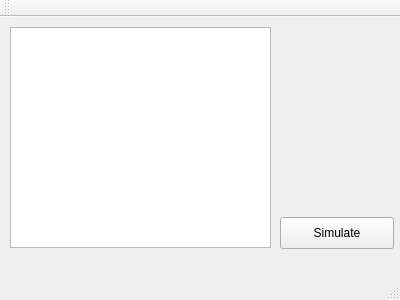
mvshmakov/fw-beam-analysis, file qt-src/mainwindow.ui: the form before one commit.
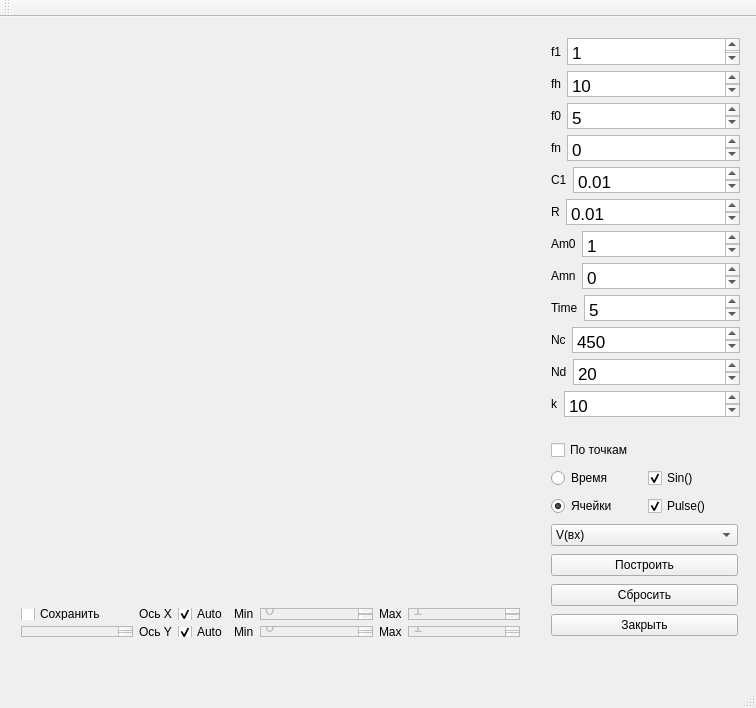
The form after the commit.

The edit to the form file:
```diff
--- a/qt-src/mainwindow.ui
+++ b/qt-src/mainwindow.ui
@@ -6,34 +6,592 @@
    <rect>
     <x>0</x>
     <y>0</y>
-    <width>400</width>
-    <height>300</height>
+    <width>756</width>
+    <height>708</height>
    </rect>
   </property>
   <property name="windowTitle">
    <string>MainWindow</string>
   </property>
   <widget class="QWidget" name="centralWidget">
-   <widget class="QPushButton" name="pushButton">
+   <widget class="QWidget" name="horizontalLayoutWidget">
     <property name="geometry">
      <rect>
-      <x>280</x>
-      <y>200</y>
-      <width>114</width>
-      <height>32</height>
-     </rect>
-    </property>
-    <property name="text">
-     <string>Simulate</string>
-    </property>
-   </widget>
-   <widget class="QGraphicsView" name="graphicsView">
-    <property name="geometry">
-     <rect>
-      <x>10</x>
+      <x>540</x>
       <y>10</y>
-      <width>261</width>
-      <height>221</height>
+      <width>211</width>
+      <height>401</height>
+     </rect>
+    </property>
+    <layout class="QHBoxLayout" name="horizontalLayout_15">
+     <item>
+      <layout class="QVBoxLayout" name="verticalLayout">
+       <item>
+        <layout class="QHBoxLayout" name="horizontalLayout">
+         <item>
+          <widget class="QLabel" name="label">
+           <property name="text">
+            <string>f1</string>
+           </property>
+          </widget>
+         </item>
+         <item>
+          <widget class="QTextEdit" name="textEdit">
+           <property name="html">
+            <string>&lt;!DOCTYPE HTML PUBLIC &quot;-//W3C//DTD HTML 4.0//EN&quot; &quot;http://www.w3.org/TR/REC-html40/strict.dtd&quot;&gt;
+&lt;html&gt;&lt;head&gt;&lt;meta name=&quot;qrichtext&quot; content=&quot;1&quot; /&gt;&lt;style type=&quot;text/css&quot;&gt;
+p, li { white-space: pre-wrap; }
+&lt;/style&gt;&lt;/head&gt;&lt;body style=&quot; font-family:'.SF NS Text'; font-size:13pt; font-weight:400; font-style:normal;&quot;&gt;
+&lt;p style=&quot; margin-top:0px; margin-bottom:0px; margin-left:0px; margin-right:0px; -qt-block-indent:0; text-indent:0px;&quot;&gt;1&lt;/p&gt;&lt;/body&gt;&lt;/html&gt;</string>
+           </property>
+          </widget>
+         </item>
+        </layout>
+       </item>
+       <item>
+        <layout class="QHBoxLayout" name="horizontalLayout_8">
+         <item>
+          <widget class="QLabel" name="label_8">
+           <property name="text">
+            <string>fh</string>
+           </property>
+          </widget>
+         </item>
+         <item>
+          <widget class="QTextEdit" name="textEdit_8">
+           <property name="html">
+            <string>&lt;!DOCTYPE HTML PUBLIC &quot;-//W3C//DTD HTML 4.0//EN&quot; &quot;http://www.w3.org/TR/REC-html40/strict.dtd&quot;&gt;
+&lt;html&gt;&lt;head&gt;&lt;meta name=&quot;qrichtext&quot; content=&quot;1&quot; /&gt;&lt;style type=&quot;text/css&quot;&gt;
+p, li { white-space: pre-wrap; }
+&lt;/style&gt;&lt;/head&gt;&lt;body style=&quot; font-family:'.SF NS Text'; font-size:13pt; font-weight:400; font-style:normal;&quot;&gt;
+&lt;p style=&quot; margin-top:0px; margin-bottom:0px; margin-left:0px; margin-right:0px; -qt-block-indent:0; text-indent:0px;&quot;&gt;10&lt;/p&gt;&lt;/body&gt;&lt;/html&gt;</string>
+           </property>
+          </widget>
+         </item>
+        </layout>
+       </item>
+       <item>
+        <layout class="QHBoxLayout" name="horizontalLayout_12">
+         <item>
+          <widget class="QLabel" name="label_12">
+           <property name="text">
+            <string>f0</string>
+           </property>
+          </widget>
+         </item>
+         <item>
+          <widget class="QTextEdit" name="textEdit_12">
+           <property name="html">
+            <string>&lt;!DOCTYPE HTML PUBLIC &quot;-//W3C//DTD HTML 4.0//EN&quot; &quot;http://www.w3.org/TR/REC-html40/strict.dtd&quot;&gt;
+&lt;html&gt;&lt;head&gt;&lt;meta name=&quot;qrichtext&quot; content=&quot;1&quot; /&gt;&lt;style type=&quot;text/css&quot;&gt;
+p, li { white-space: pre-wrap; }
+&lt;/style&gt;&lt;/head&gt;&lt;body style=&quot; font-family:'.SF NS Text'; font-size:13pt; font-weight:400; font-style:normal;&quot;&gt;
+&lt;p style=&quot; margin-top:0px; margin-bottom:0px; margin-left:0px; margin-right:0px; -qt-block-indent:0; text-indent:0px;&quot;&gt;5&lt;/p&gt;&lt;/body&gt;&lt;/html&gt;</string>
+           </property>
+          </widget>
+         </item>
+        </layout>
+       </item>
+       <item>
+        <layout class="QHBoxLayout" name="horizontalLayout_10">
+         <item>
+          <widget class="QLabel" name="label_10">
+           <property name="text">
+            <string>fn</string>
+           </property>
+          </widget>
+         </item>
+         <item>
+          <widget class="QTextEdit" name="textEdit_10">
+           <property name="html">
+            <string>&lt;!DOCTYPE HTML PUBLIC &quot;-//W3C//DTD HTML 4.0//EN&quot; &quot;http://www.w3.org/TR/REC-html40/strict.dtd&quot;&gt;
+&lt;html&gt;&lt;head&gt;&lt;meta name=&quot;qrichtext&quot; content=&quot;1&quot; /&gt;&lt;style type=&quot;text/css&quot;&gt;
+p, li { white-space: pre-wrap; }
+&lt;/style&gt;&lt;/head&gt;&lt;body style=&quot; font-family:'.SF NS Text'; font-size:13pt; font-weight:400; font-style:normal;&quot;&gt;
+&lt;p style=&quot; margin-top:0px; margin-bottom:0px; margin-left:0px; margin-right:0px; -qt-block-indent:0; text-indent:0px;&quot;&gt;0&lt;/p&gt;&lt;/body&gt;&lt;/html&gt;</string>
+           </property>
+          </widget>
+         </item>
+        </layout>
+       </item>
+       <item>
+        <layout class="QHBoxLayout" name="horizontalLayout_9">
+         <item>
+          <widget class="QLabel" name="label_9">
+           <property name="text">
+            <string>C1</string>
+           </property>
+          </widget>
+         </item>
+         <item>
+          <widget class="QTextEdit" name="textEdit_9">
+           <property name="html">
+            <string>&lt;!DOCTYPE HTML PUBLIC &quot;-//W3C//DTD HTML 4.0//EN&quot; &quot;http://www.w3.org/TR/REC-html40/strict.dtd&quot;&gt;
+&lt;html&gt;&lt;head&gt;&lt;meta name=&quot;qrichtext&quot; content=&quot;1&quot; /&gt;&lt;style type=&quot;text/css&quot;&gt;
+p, li { white-space: pre-wrap; }
+&lt;/style&gt;&lt;/head&gt;&lt;body style=&quot; font-family:'.SF NS Text'; font-size:13pt; font-weight:400; font-style:normal;&quot;&gt;
+&lt;p style=&quot; margin-top:0px; margin-bottom:0px; margin-left:0px; margin-right:0px; -qt-block-indent:0; text-indent:0px;&quot;&gt;0.01&lt;/p&gt;&lt;/body&gt;&lt;/html&gt;</string>
+           </property>
+          </widget>
+         </item>
+        </layout>
+       </item>
+       <item>
+        <layout class="QHBoxLayout" name="horizontalLayout_3">
+         <item>
+          <widget class="QLabel" name="label_4">
+           <property name="text">
+            <string>R</string>
+           </property>
+          </widget>
+         </item>
+         <item>
+          <widget class="QTextEdit" name="textEdit_4">
+           <property name="html">
+            <string>&lt;!DOCTYPE HTML PUBLIC &quot;-//W3C//DTD HTML 4.0//EN&quot; &quot;http://www.w3.org/TR/REC-html40/strict.dtd&quot;&gt;
+&lt;html&gt;&lt;head&gt;&lt;meta name=&quot;qrichtext&quot; content=&quot;1&quot; /&gt;&lt;style type=&quot;text/css&quot;&gt;
+p, li { white-space: pre-wrap; }
+&lt;/style&gt;&lt;/head&gt;&lt;body style=&quot; font-family:'.SF NS Text'; font-size:13pt; font-weight:400; font-style:normal;&quot;&gt;
+&lt;p style=&quot; margin-top:0px; margin-bottom:0px; margin-left:0px; margin-right:0px; -qt-block-indent:0; text-indent:0px;&quot;&gt;0.01&lt;/p&gt;&lt;/body&gt;&lt;/html&gt;</string>
+           </property>
+          </widget>
+         </item>
+        </layout>
+       </item>
+       <item>
+        <layout class="QHBoxLayout" name="horizontalLayout_5">
+         <item>
+          <widget class="QLabel" name="label_5">
+           <property name="text">
+            <string>Am0</string>
+           </property>
+          </widget>
+         </item>
+         <item>
+          <widget class="QTextEdit" name="textEdit_5">
+           <property name="html">
+            <string>&lt;!DOCTYPE HTML PUBLIC &quot;-//W3C//DTD HTML 4.0//EN&quot; &quot;http://www.w3.org/TR/REC-html40/strict.dtd&quot;&gt;
+&lt;html&gt;&lt;head&gt;&lt;meta name=&quot;qrichtext&quot; content=&quot;1&quot; /&gt;&lt;style type=&quot;text/css&quot;&gt;
+p, li { white-space: pre-wrap; }
+&lt;/style&gt;&lt;/head&gt;&lt;body style=&quot; font-family:'.SF NS Text'; font-size:13pt; font-weight:400; font-style:normal;&quot;&gt;
+&lt;p style=&quot; margin-top:0px; margin-bottom:0px; margin-left:0px; margin-right:0px; -qt-block-indent:0; text-indent:0px;&quot;&gt;1&lt;/p&gt;&lt;/body&gt;&lt;/html&gt;</string>
+           </property>
+          </widget>
+         </item>
+        </layout>
+       </item>
+       <item>
+        <layout class="QHBoxLayout" name="horizontalLayout_6">
+         <item>
+          <widget class="QLabel" name="label_6">
+           <property name="text">
+            <string>Amn</string>
+           </property>
+          </widget>
+         </item>
+         <item>
+          <widget class="QTextEdit" name="textEdit_6">
+           <property name="html">
+            <string>&lt;!DOCTYPE HTML PUBLIC &quot;-//W3C//DTD HTML 4.0//EN&quot; &quot;http://www.w3.org/TR/REC-html40/strict.dtd&quot;&gt;
+&lt;html&gt;&lt;head&gt;&lt;meta name=&quot;qrichtext&quot; content=&quot;1&quot; /&gt;&lt;style type=&quot;text/css&quot;&gt;
+p, li { white-space: pre-wrap; }
+&lt;/style&gt;&lt;/head&gt;&lt;body style=&quot; font-family:'.SF NS Text'; font-size:13pt; font-weight:400; font-style:normal;&quot;&gt;
+&lt;p style=&quot; margin-top:0px; margin-bottom:0px; margin-left:0px; margin-right:0px; -qt-block-indent:0; text-indent:0px;&quot;&gt;0&lt;/p&gt;&lt;/body&gt;&lt;/html&gt;</string>
+           </property>
+          </widget>
+         </item>
+        </layout>
+       </item>
+       <item>
+        <layout class="QHBoxLayout" name="horizontalLayout_7">
+         <item>
+          <widget class="QLabel" name="label_7">
+           <property name="text">
+            <string>Time</string>
+           </property>
+          </widget>
+         </item>
+         <item>
+          <widget class="QTextEdit" name="textEdit_7">
+           <property name="html">
+            <string>&lt;!DOCTYPE HTML PUBLIC &quot;-//W3C//DTD HTML 4.0//EN&quot; &quot;http://www.w3.org/TR/REC-html40/strict.dtd&quot;&gt;
+&lt;html&gt;&lt;head&gt;&lt;meta name=&quot;qrichtext&quot; content=&quot;1&quot; /&gt;&lt;style type=&quot;text/css&quot;&gt;
+p, li { white-space: pre-wrap; }
+&lt;/style&gt;&lt;/head&gt;&lt;body style=&quot; font-family:'.SF NS Text'; font-size:13pt; font-weight:400; font-style:normal;&quot;&gt;
+&lt;p style=&quot; margin-top:0px; margin-bottom:0px; margin-left:0px; margin-right:0px; -qt-block-indent:0; text-indent:0px;&quot;&gt;5&lt;/p&gt;&lt;/body&gt;&lt;/html&gt;</string>
+           </property>
+          </widget>
+         </item>
+        </layout>
+       </item>
+       <item>
+        <layout class="QHBoxLayout" name="horizontalLayout_2">
+         <item>
+          <widget class="QLabel" name="label_2">
+           <property name="text">
+            <string>Nc</string>
+           </property>
+          </widget>
+         </item>
+         <item>
+          <widget class="QTextEdit" name="textEdit_2">
+           <property name="html">
+            <string>&lt;!DOCTYPE HTML PUBLIC &quot;-//W3C//DTD HTML 4.0//EN&quot; &quot;http://www.w3.org/TR/REC-html40/strict.dtd&quot;&gt;
+&lt;html&gt;&lt;head&gt;&lt;meta name=&quot;qrichtext&quot; content=&quot;1&quot; /&gt;&lt;style type=&quot;text/css&quot;&gt;
+p, li { white-space: pre-wrap; }
+&lt;/style&gt;&lt;/head&gt;&lt;body style=&quot; font-family:'.SF NS Text'; font-size:13pt; font-weight:400; font-style:normal;&quot;&gt;
+&lt;p style=&quot; margin-top:0px; margin-bottom:0px; margin-left:0px; margin-right:0px; -qt-block-indent:0; text-indent:0px;&quot;&gt;450&lt;/p&gt;&lt;/body&gt;&lt;/html&gt;</string>
+           </property>
+          </widget>
+         </item>
+        </layout>
+       </item>
+       <item>
+        <layout class="QHBoxLayout" name="horizontalLayout_13">
+         <item>
+          <widget class="QLabel" name="label_13">
+           <property name="text">
+            <string>Nd</string>
+           </property>
+          </widget>
+         </item>
+         <item>
+          <widget class="QTextEdit" name="textEdit_13">
+           <property name="html">
+            <string>&lt;!DOCTYPE HTML PUBLIC &quot;-//W3C//DTD HTML 4.0//EN&quot; &quot;http://www.w3.org/TR/REC-html40/strict.dtd&quot;&gt;
+&lt;html&gt;&lt;head&gt;&lt;meta name=&quot;qrichtext&quot; content=&quot;1&quot; /&gt;&lt;style type=&quot;text/css&quot;&gt;
+p, li { white-space: pre-wrap; }
+&lt;/style&gt;&lt;/head&gt;&lt;body style=&quot; font-family:'.SF NS Text'; font-size:13pt; font-weight:400; font-style:normal;&quot;&gt;
+&lt;p style=&quot; margin-top:0px; margin-bottom:0px; margin-left:0px; margin-right:0px; -qt-block-indent:0; text-indent:0px;&quot;&gt;20&lt;/p&gt;&lt;/body&gt;&lt;/html&gt;</string>
+           </property>
+          </widget>
+         </item>
+        </layout>
+       </item>
+       <item>
+        <layout class="QHBoxLayout" name="horizontalLayout_14">
+         <item>
+          <widget class="QLabel" name="label_14">
+           <property name="text">
+            <string>k</string>
+           </property>
+          </widget>
+         </item>
+         <item>
+          <widget class="QTextEdit" name="textEdit_14">
+           <property name="html">
+            <string>&lt;!DOCTYPE HTML PUBLIC &quot;-//W3C//DTD HTML 4.0//EN&quot; &quot;http://www.w3.org/TR/REC-html40/strict.dtd&quot;&gt;
+&lt;html&gt;&lt;head&gt;&lt;meta name=&quot;qrichtext&quot; content=&quot;1&quot; /&gt;&lt;style type=&quot;text/css&quot;&gt;
+p, li { white-space: pre-wrap; }
+&lt;/style&gt;&lt;/head&gt;&lt;body style=&quot; font-family:'.SF NS Text'; font-size:13pt; font-weight:400; font-style:normal;&quot;&gt;
+&lt;p style=&quot; margin-top:0px; margin-bottom:0px; margin-left:0px; margin-right:0px; -qt-block-indent:0; text-indent:0px;&quot;&gt;10&lt;/p&gt;&lt;/body&gt;&lt;/html&gt;</string>
+           </property>
+          </widget>
+         </item>
+        </layout>
+       </item>
+      </layout>
+     </item>
+    </layout>
+   </widget>
+   <widget class="QWidget" name="horizontalLayoutWidget_2">
+    <property name="geometry">
+     <rect>
+      <x>540</x>
+      <y>410</y>
+      <width>209</width>
+      <height>226</height>
+     </rect>
+    </property>
+    <layout class="QHBoxLayout" name="horizontalLayout_16">
+     <item>
+      <layout class="QVBoxLayout" name="verticalLayout_2">
+       <item>
+        <widget class="QCheckBox" name="checkBox">
+         <property name="sizePolicy">
+          <sizepolicy hsizetype="Minimum" vsizetype="Fixed">
+           <horstretch>0</horstretch>
+           <verstretch>0</verstretch>
+          </sizepolicy>
+         </property>
+         <property name="text">
+          <string>По точкам</string>
+         </property>
+        </widget>
+       </item>
+       <item>
+        <layout class="QHBoxLayout" name="horizontalLayout_17">
+         <item>
+          <widget class="QRadioButton" name="radioButton_2">
+           <property name="text">
+            <string>Время</string>
+           </property>
+          </widget>
+         </item>
+         <item>
+          <widget class="QCheckBox" name="checkBox_3">
+           <property name="text">
+            <string>Sin()</string>
+           </property>
+           <property name="checked">
+            <bool>true</bool>
+           </property>
+          </widget>
+         </item>
+        </layout>
+       </item>
+       <item>
+        <layout class="QHBoxLayout" name="horizontalLayout_18">
+         <item>
+          <widget class="QRadioButton" name="radioButton_3">
+           <property name="text">
+            <string>Ячейки</string>
+           </property>
+           <property name="checked">
+            <bool>true</bool>
+           </property>
+          </widget>
+         </item>
+         <item>
+          <widget class="QCheckBox" name="checkBox_4">
+           <property name="text">
+            <string>Pulse()</string>
+           </property>
+           <property name="checked">
+            <bool>true</bool>
+           </property>
+          </widget>
+         </item>
+        </layout>
+       </item>
+       <item>
+        <widget class="QComboBox" name="comboBox">
+         <item>
+          <property name="text">
+           <string>V(вх)</string>
+          </property>
+         </item>
+        </widget>
+       </item>
+       <item>
+        <widget class="QPushButton" name="pushButton">
+         <property name="text">
+          <string>Построить</string>
+         </property>
+        </widget>
+       </item>
+       <item>
+        <widget class="QPushButton" name="pushButton_2">
+         <property name="text">
+          <string>Сбросить</string>
+         </property>
+        </widget>
+       </item>
+       <item>
+        <widget class="QPushButton" name="pushButton_3">
+         <property name="text">
+          <string>Закрыть</string>
+         </property>
+        </widget>
+       </item>
+      </layout>
+     </item>
+    </layout>
+   </widget>
+   <widget class="QWidget" name="horizontalLayoutWidget_5">
+    <property name="geometry">
+     <rect>
+      <x>10</x>
+      <y>580</y>
+      <width>521</width>
+      <height>51</height>
+     </rect>
+    </property>
+    <layout class="QHBoxLayout" name="horizontalLayout_19">
+     <item>
+      <layout class="QVBoxLayout" name="verticalLayout_3">
+       <item>
+        <widget class="QCheckBox" name="checkBox_2">
+         <property name="text">
+          <string>Сохранить</string>
+         </property>
+        </widget>
+       </item>
+       <item>
+        <widget class="QTextEdit" name="textEdit_15">
+         <property name="enabled">
+          <bool>false</bool>
+         </property>
+        </widget>
+       </item>
+      </layout>
+     </item>
+     <item>
+      <layout class="QVBoxLayout" name="verticalLayout_4">
+       <item>
+        <layout class="QHBoxLayout" name="horizontalLayout_20">
+         <item>
+          <widget class="QLabel" name="label_15">
+           <property name="text">
+            <string>Ось X</string>
+           </property>
+          </widget>
+         </item>
+         <item>
+          <widget class="QCheckBox" name="checkBox_5">
+           <property name="enabled">
+            <bool>true</bool>
+           </property>
+           <property name="text">
+            <string>Auto</string>
+           </property>
+           <property name="checked">
+            <bool>true</bool>
+           </property>
+          </widget>
+         </item>
+        </layout>
+       </item>
+       <item>
+        <layout class="QHBoxLayout" name="horizontalLayout_21">
+         <item>
+          <widget class="QLabel" name="label_16">
+           <property name="text">
+            <string>Ось Y</string>
+           </property>
+          </widget>
+         </item>
+         <item>
+          <widget class="QCheckBox" name="checkBox_6">
+           <property name="text">
+            <string>Auto</string>
+           </property>
+           <property name="checked">
+            <bool>true</bool>
+           </property>
+          </widget>
+         </item>
+        </layout>
+       </item>
+      </layout>
+     </item>
+     <item>
+      <layout class="QVBoxLayout" name="verticalLayout_5">
+       <item>
+        <layout class="QHBoxLayout" name="horizontalLayout_22">
+         <item>
+          <widget class="QLabel" name="label_17">
+           <property name="text">
+            <string>Min</string>
+           </property>
+          </widget>
+         </item>
+         <item>
+          <widget class="QTextEdit" name="textEdit_16">
+           <property name="enabled">
+            <bool>false</bool>
+           </property>
+           <property name="html">
+            <string>&lt;!DOCTYPE HTML PUBLIC &quot;-//W3C//DTD HTML 4.0//EN&quot; &quot;http://www.w3.org/TR/REC-html40/strict.dtd&quot;&gt;
+&lt;html&gt;&lt;head&gt;&lt;meta name=&quot;qrichtext&quot; content=&quot;1&quot; /&gt;&lt;style type=&quot;text/css&quot;&gt;
+p, li { white-space: pre-wrap; }
+&lt;/style&gt;&lt;/head&gt;&lt;body style=&quot; font-family:'.SF NS Text'; font-size:13pt; font-weight:400; font-style:normal;&quot;&gt;
+&lt;p style=&quot; margin-top:0px; margin-bottom:0px; margin-left:0px; margin-right:0px; -qt-block-indent:0; text-indent:0px;&quot;&gt;0&lt;/p&gt;&lt;/body&gt;&lt;/html&gt;</string>
+           </property>
+          </widget>
+         </item>
+        </layout>
+       </item>
+       <item>
+        <layout class="QHBoxLayout" name="horizontalLayout_23">
+         <item>
+          <widget class="QLabel" name="label_18">
+           <property name="text">
+            <string>Min</string>
+           </property>
+          </widget>
+         </item>
+         <item>
+          <widget class="QTextEdit" name="textEdit_17">
+           <property name="enabled">
+            <bool>false</bool>
+           </property>
+           <property name="html">
+            <string>&lt;!DOCTYPE HTML PUBLIC &quot;-//W3C//DTD HTML 4.0//EN&quot; &quot;http://www.w3.org/TR/REC-html40/strict.dtd&quot;&gt;
+&lt;html&gt;&lt;head&gt;&lt;meta name=&quot;qrichtext&quot; content=&quot;1&quot; /&gt;&lt;style type=&quot;text/css&quot;&gt;
+p, li { white-space: pre-wrap; }
+&lt;/style&gt;&lt;/head&gt;&lt;body style=&quot; font-family:'.SF NS Text'; font-size:13pt; font-weight:400; font-style:normal;&quot;&gt;
+&lt;p style=&quot; margin-top:0px; margin-bottom:0px; margin-left:0px; margin-right:0px; -qt-block-indent:0; text-indent:0px;&quot;&gt;0&lt;/p&gt;&lt;/body&gt;&lt;/html&gt;</string>
+           </property>
+          </widget>
+         </item>
+        </layout>
+       </item>
+      </layout>
+     </item>
+     <item>
+      <layout class="QVBoxLayout" name="verticalLayout_6">
+       <item>
+        <layout class="QHBoxLayout" name="horizontalLayout_24">
+         <item>
+          <widget class="QLabel" name="label_19">
+           <property name="text">
+            <string>Max</string>
+           </property>
+          </widget>
+         </item>
+         <item>
+          <widget class="QTextEdit" name="textEdit_18">
+           <property name="enabled">
+            <bool>false</bool>
+           </property>
+           <property name="html">
+            <string>&lt;!DOCTYPE HTML PUBLIC &quot;-//W3C//DTD HTML 4.0//EN&quot; &quot;http://www.w3.org/TR/REC-html40/strict.dtd&quot;&gt;
+&lt;html&gt;&lt;head&gt;&lt;meta name=&quot;qrichtext&quot; content=&quot;1&quot; /&gt;&lt;style type=&quot;text/css&quot;&gt;
+p, li { white-space: pre-wrap; }
+&lt;/style&gt;&lt;/head&gt;&lt;body style=&quot; font-family:'.SF NS Text'; font-size:13pt; font-weight:400; font-style:normal;&quot;&gt;
+&lt;p style=&quot; margin-top:0px; margin-bottom:0px; margin-left:0px; margin-right:0px; -qt-block-indent:0; text-indent:0px;&quot;&gt;1&lt;/p&gt;&lt;/body&gt;&lt;/html&gt;</string>
+           </property>
+          </widget>
+         </item>
+        </layout>
+       </item>
+       <item>
+        <layout class="QHBoxLayout" name="horizontalLayout_25">
+         <item>
+          <widget class="QLabel" name="label_20">
+           <property name="text">
+            <string>Max</string>
+           </property>
+          </widget>
+         </item>
+         <item>
+          <widget class="QTextEdit" name="textEdit_19">
+           <property name="enabled">
+            <bool>false</bool>
+           </property>
+           <property name="html">
+            <string>&lt;!DOCTYPE HTML PUBLIC &quot;-//W3C//DTD HTML 4.0//EN&quot; &quot;http://www.w3.org/TR/REC-html40/strict.dtd&quot;&gt;
+&lt;html&gt;&lt;head&gt;&lt;meta name=&quot;qrichtext&quot; content=&quot;1&quot; /&gt;&lt;style type=&quot;text/css&quot;&gt;
+p, li { white-space: pre-wrap; }
+&lt;/style&gt;&lt;/head&gt;&lt;body style=&quot; font-family:'.SF NS Text'; font-size:13pt; font-weight:400; font-style:normal;&quot;&gt;
+&lt;p style=&quot; margin-top:0px; margin-bottom:0px; margin-left:0px; margin-right:0px; -qt-block-indent:0; text-indent:0px;&quot;&gt;1&lt;/p&gt;&lt;/body&gt;&lt;/html&gt;</string>
+           </property>
+          </widget>
+         </item>
+        </layout>
+       </item>
+      </layout>
+     </item>
+    </layout>
+   </widget>
+   <widget class="QWidget" name="widget" native="true">
+    <property name="geometry">
+     <rect>
+      <x>29</x>
+      <y>29</y>
+      <width>491</width>
+      <height>301</height>
      </rect>
     </property>
    </widget>
@@ -48,7 +606,6 @@
     </rect>
    </property>
   </widget>
-  <widget class="QStatusBar" name="statusBar"/>
   <widget class="QToolBar" name="mainToolBar">
    <attribute name="toolBarArea">
     <enum>TopToolBarArea</enum>
@@ -57,22 +614,7 @@
     <bool>false</bool>
    </attribute>
   </widget>
-  <action name="actionAbout">
-   <property name="checkable">
-    <bool>true</bool>
-   </property>
-   <property name="text">
-    <string>About</string>
-   </property>
-  </action>
-  <action name="actionAuthor">
-   <property name="checkable">
-    <bool>true</bool>
-   </property>
-   <property name="text">
-    <string>Author</string>
-   </property>
-  </action>
+  <widget class="QStatusBar" name="statusBar"/>
  </widget>
  <layoutdefault spacing="6" margin="11"/>
  <resources/>
```
Left out of the diff: 2 changed lines with no effect on the pictures.
